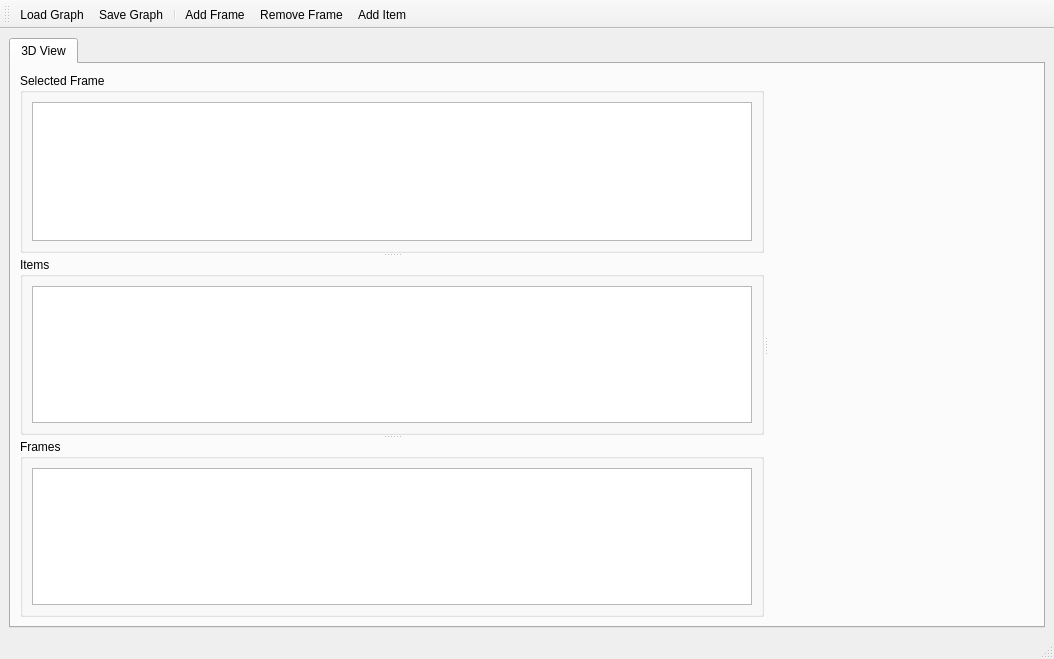
Qt form src/mainwindow.ui (envire/envire-envire_visualizer) before a commit.
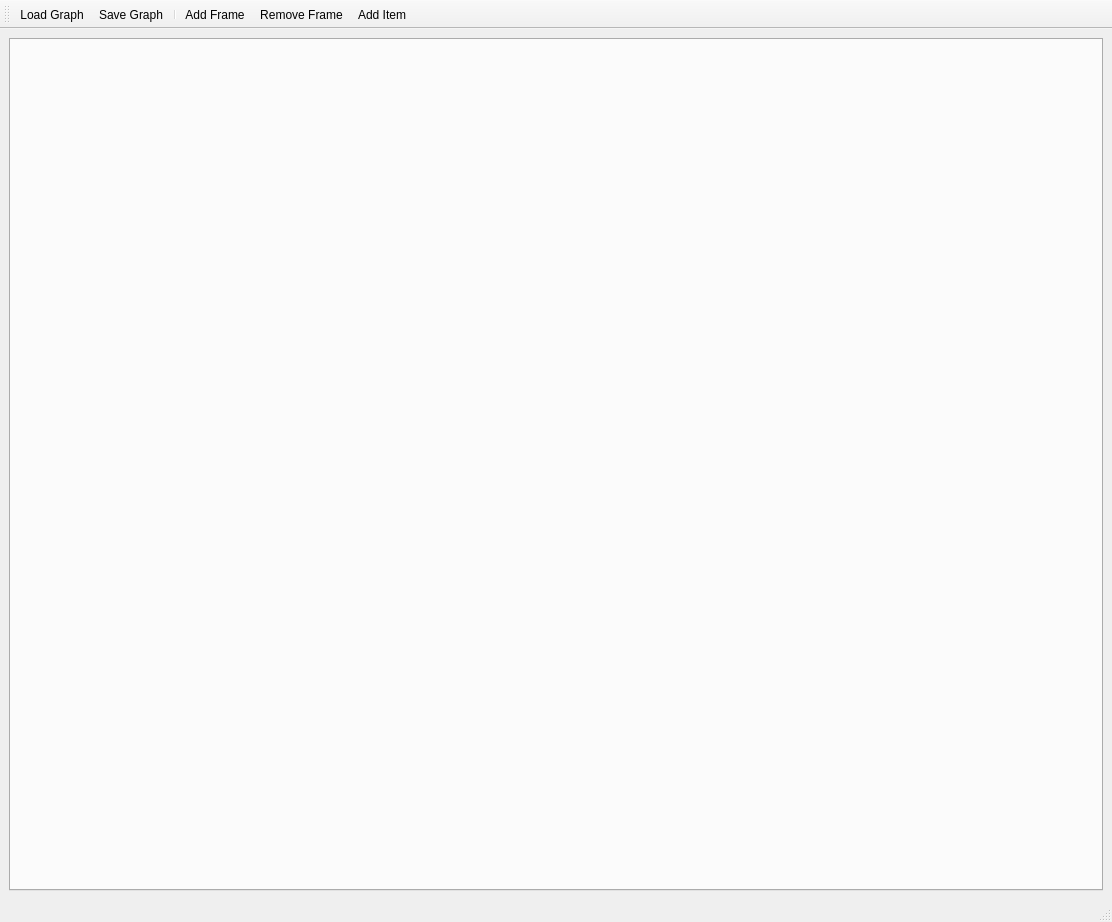
The same form after that commit. Custom widgets are drawn as their Qt base class.

Commit message:
bugfix: show 3d view again.
Also use dock widgets now

What changed in the file:
```diff
--- a/src/mainwindow.ui
+++ b/src/mainwindow.ui
@@ -6,79 +6,20 @@
    <rect>
     <x>0</x>
     <y>0</y>
-    <width>1054</width>
-    <height>659</height>
+    <width>1112</width>
+    <height>922</height>
    </rect>
   </property>
   <property name="windowTitle">
    <string>Envire Visualizer</string>
   </property>
   <widget class="QWidget" name="centralwidget">
-   <layout class="QHBoxLayout" name="horizontalLayout_6">
+   <layout class="QHBoxLayout" name="horizontalLayout">
     <item>
      <widget class="QTabWidget" name="tabWidget">
       <property name="currentIndex">
        <number>0</number>
       </property>
-      <widget class="QWidget" name="tab">
-       <attribute name="title">
-        <string>3D View</string>
-       </attribute>
-       <layout class="QVBoxLayout" name="verticalLayout_2">
-        <item>
-         <layout class="QVBoxLayout" name="verticalLayout3DView">
-          <item>
-           <widget class="QSplitter" name="splitter_3">
-            <property name="orientation">
-             <enum>Qt::Horizontal</enum>
-            </property>
-            <widget class="QSplitter" name="splitter_2">
-             <property name="orientation">
-              <enum>Qt::Vertical</enum>
-             </property>
-             <widget class="QGroupBox" name="frameGroupBox">
-              <property name="title">
-               <string>Selected Frame</string>
-              </property>
-              <layout class="QHBoxLayout" name="horizontalLayout_2">
-               <item>
-                <widget class="QTreeView" name="treeView"/>
-               </item>
-              </layout>
-             </widget>
-             <widget class="QSplitter" name="splitter">
-              <property name="orientation">
-               <enum>Qt::Vertical</enum>
-              </property>
-              <widget class="QGroupBox" name="groupBoxItems">
-               <property name="title">
-                <string>Items</string>
-               </property>
-               <layout class="QHBoxLayout" name="horizontalLayout_3">
-                <item>
-                 <widget class="QTableView" name="tableViewItems"/>
-                </item>
-               </layout>
-              </widget>
-              <widget class="QGroupBox" name="groupBox_2">
-               <property name="title">
-                <string>Frames</string>
-               </property>
-               <layout class="QHBoxLayout" name="horizontalLayout">
-                <item>
-                 <widget class="QListWidget" name="listWidget"/>
-                </item>
-               </layout>
-              </widget>
-             </widget>
-            </widget>
-            <widget class="vizkit3d::Vizkit3DWidget" name="Vizkit3DWidget" native="true"/>
-           </widget>
-          </item>
-         </layout>
-        </item>
-       </layout>
-      </widget>
      </widget>
     </item>
    </layout>
@@ -143,13 +84,6 @@
    </property>
   </action>
  </widget>
- <customwidgets>
-  <customwidget>
-   <class>vizkit3d::Vizkit3DWidget</class>
-   <extends>QWidget</extends>
-   <header>vizkit3d/Vizkit3DWidget.hpp</header>
-  </customwidget>
- </customwidgets>
  <resources/>
  <connections/>
 </ui>
```
Left out of the diff: 6 changed lines with no effect on the pictures. The commit also changes 3 other files.
